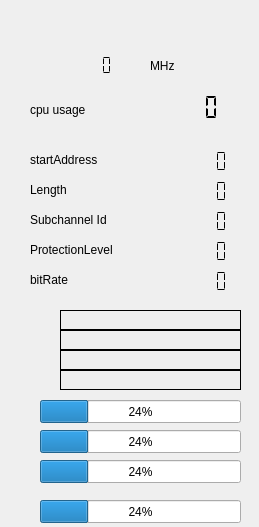
JvanKatwijk/qt-dab, file forms/technical_data.ui: the form before one commit.
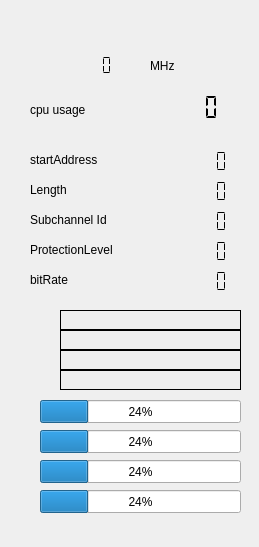
The form after the commit.

```diff
--- a/forms/technical_data.ui
+++ b/forms/technical_data.ui
@@ -7,7 +7,7 @@
     <x>0</x>
     <y>0</y>
     <width>259</width>
-    <height>527</height>
+    <height>547</height>
    </rect>
   </property>
   <property name="windowTitle">
@@ -325,7 +325,7 @@
    <property name="geometry">
     <rect>
      <x>40</x>
-     <y>500</y>
+     <y>490</y>
      <width>201</width>
      <height>23</height>
     </rect>
```
